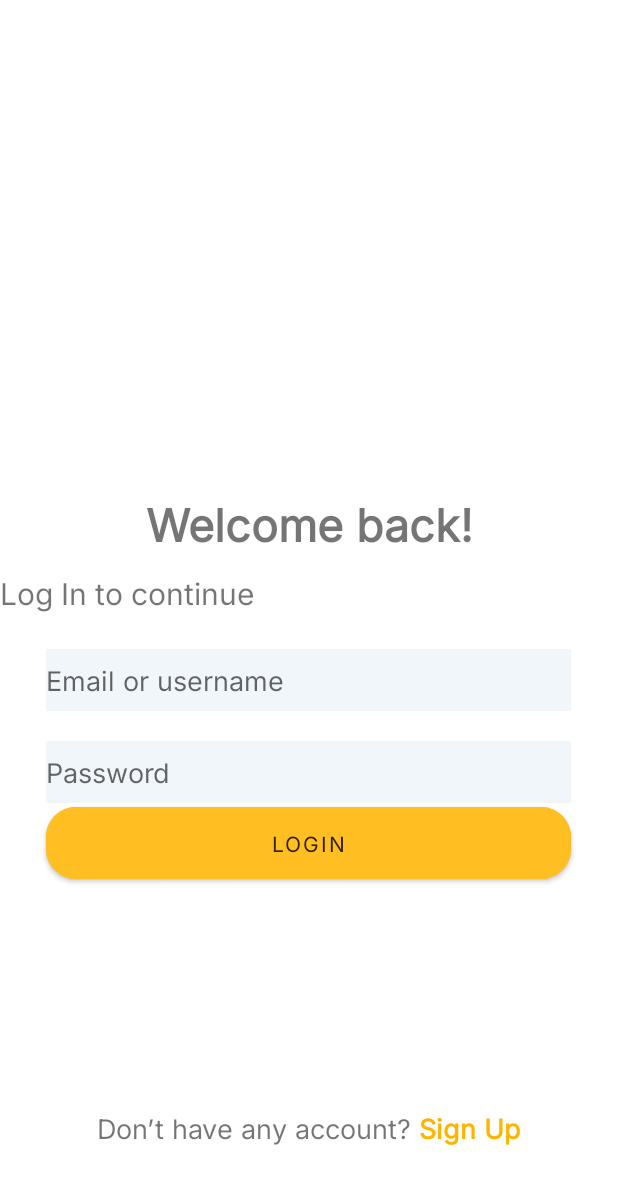
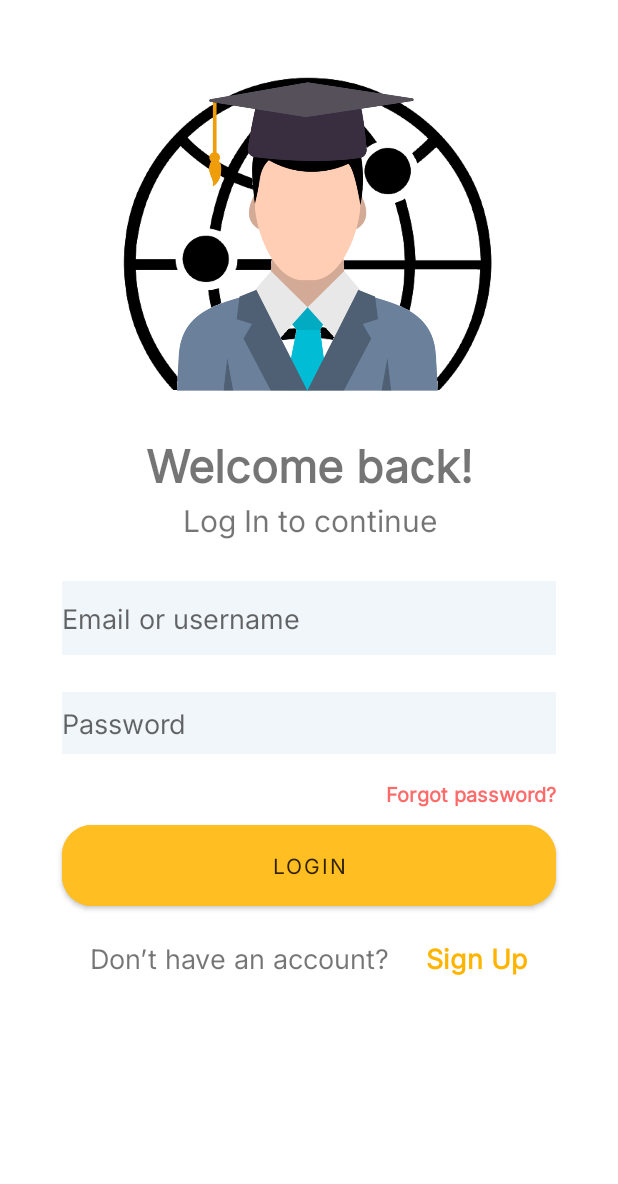
Before and after one commit to asanme/Teachnet, an Android app: the screen it shows after launch (MainActivity), on a phone screen of 412 x 824 dp. Shown: the top 1184 px of the screen. Run offline under Robolectric (Android 15) with nearby library versions, the phone set to English and light mode, and no system bars.

Commit message:
Update 18/05/2022 13:08
Finished the design of the login screen, fully responsive.

```diff
--- a/app/src/main/res/layout/login_screen.xml
+++ b/app/src/main/res/layout/login_screen.xml
@@ -7,124 +7,235 @@
     tools:context=".MainActivity">
 
     <TextView
-        android:id="@+id/noAccount"
-        android:layout_width="wrap_content"
-        android:layout_height="wrap_content"
-        android:layout_marginStart="85dp"
-        android:layout_marginBottom="60dp"
+        android:id="@+id/noAccount2"
+        android:layout_width="0dp"
+        android:layout_height="0dp"
         android:fontFamily="@font/inter"
-        android:text="Don’t have any account? "
-        android:textSize="18dp"
-        app:layout_constraintBottom_toBottomOf="parent"
-        app:layout_constraintEnd_toStartOf="@+id/textView2"
-        app:layout_constraintStart_toStartOf="parent" />
-
-    <TextView
-        android:id="@+id/noAccount2"
-        android:layout_width="wrap_content"
-        android:layout_height="wrap_content"
-        android:layout_marginStart="224dp"
-        android:layout_marginTop="20dp"
-        android:layout_marginEnd="33dp"
-        android:fontFamily="@font/inter"
-        android:text="Don’t have any account? "
+        android:gravity="right"
+        android:text="Forgot password?"
         android:textColor="#FF6A6A"
         android:textSize="13dp"
         android:textStyle="bold"
-        app:layout_constraintEnd_toEndOf="parent"
-        app:layout_constraintHorizontal_bias="1.0"
-        app:layout_constraintStart_toStartOf="parent"
-        app:layout_constraintTop_toBottomOf="@+id/emailInput2" />
+        app:layout_constraintBottom_toTopOf="@+id/button"
+        app:layout_constraintEnd_toStartOf="@+id/titleGuidelineV2"
+        app:layout_constraintStart_toStartOf="@+id/titleGuidelineV1"
+        app:layout_constraintTop_toTopOf="@+id/forgotPasswordH1" />
 
     <TextView
         android:id="@+id/textView2"
         android:layout_width="wrap_content"
-        android:layout_height="wrap_content"
-        android:layout_marginEnd="85dp"
-        android:layout_marginBottom="60dp"
+        android:layout_height="0dp"
         android:fontFamily="@font/inter"
         android:text="Sign Up"
         android:textColor="#FFB500"
         android:textSize="18dp"
         android:textStyle="bold"
-        app:layout_constraintBottom_toBottomOf="parent"
-        app:layout_constraintEnd_toEndOf="parent"
-        app:layout_constraintStart_toEndOf="@+id/noAccount" />
+        app:layout_constraintBottom_toTopOf="@+id/signUpH2"
+        app:layout_constraintEnd_toStartOf="@+id/titleGuidelineV2"
+        app:layout_constraintStart_toEndOf="@+id/noAccount"
+        app:layout_constraintTop_toTopOf="@+id/signUpH1" />
+
+    <TextView
+        android:id="@+id/noAccount"
+        android:layout_width="wrap_content"
+        android:layout_height="0dp"
+        android:fontFamily="@font/inter"
+        android:text="Don’t have an account? "
+        android:textSize="18dp"
+        app:layout_constraintBottom_toTopOf="@+id/signUpH2"
+        app:layout_constraintEnd_toStartOf="@+id/textView2"
+        app:layout_constraintStart_toStartOf="@+id/titleGuidelineV1"
+        app:layout_constraintTop_toTopOf="@+id/signUpH1" />
 
     <EditText
         android:id="@+id/emailInput"
-        android:layout_width="350dp"
-        android:layout_height="41dp"
-        android:layout_marginStart="61dp"
-        android:layout_marginTop="24dp"
-        android:layout_marginEnd="62dp"
+        android:layout_width="0dp"
+        android:layout_height="0dp"
         android:background="#F1F6FB"
         android:ems="10"
         android:fontFamily="@font/inter"
         android:hint="Email or username"
         android:inputType="textPersonName"
-        app:layout_constraintEnd_toEndOf="parent"
-        app:layout_constraintStart_toStartOf="parent"
-        app:layout_constraintTop_toBottomOf="@+id/textView3" />
+        app:layout_constraintBottom_toTopOf="@+id/usernameH2"
+        app:layout_constraintEnd_toStartOf="@+id/titleGuidelineV2"
+        app:layout_constraintStart_toStartOf="@+id/titleGuidelineV1"
+        app:layout_constraintTop_toTopOf="@+id/usernameH1" />
 
     <Button
         android:id="@+id/button"
-        android:layout_width="350dp"
-        android:layout_height="60dp"
-        android:layout_marginStart="16dp"
-        android:layout_marginEnd="17dp"
-        android:layout_marginBottom="232dp"
+        android:layout_width="0dp"
+        android:layout_height="0dp"
         android:backgroundTint="#FFBF22"
         android:fontFamily="@font/inter"
         android:text="Login"
         android:textColor="#312300"
         app:cornerRadius="20dp"
-        app:layout_constraintBottom_toBottomOf="parent"
-        app:layout_constraintEnd_toEndOf="parent"
-        app:layout_constraintStart_toStartOf="parent" />
+        app:layout_constraintBottom_toTopOf="@+id/loginH2"
+        app:layout_constraintEnd_toStartOf="@+id/titleGuidelineV2"
+        app:layout_constraintStart_toStartOf="@+id/titleGuidelineV1"
+        app:layout_constraintTop_toTopOf="@+id/loginH1" />
 
     <TextView
         android:id="@+id/textView3"
-        android:layout_width="wrap_content"
+        android:layout_width="0dp"
         android:layout_height="wrap_content"
-        android:layout_marginTop="12dp"
         android:fontFamily="@font/inter"
+        android:gravity="center"
         android:text="Log In to continue"
         android:textSize="20dp"
         android:textStyle="normal"
-        app:layout_constraintTop_toBottomOf="@+id/textView"
-        tools:layout_editor_absoluteX="119dp" />
+        app:layout_constraintBottom_toTopOf="@+id/subtitleH2"
+        app:layout_constraintEnd_toStartOf="@+id/titleGuidelineV2"
+        app:layout_constraintStart_toStartOf="@+id/titleGuidelineV1"
+        app:layout_constraintTop_toBottomOf="@+id/textView" />
 
     <TextView
         android:id="@+id/textView"
-        android:layout_width="wrap_content"
-        android:layout_height="wrap_content"
-        android:layout_marginStart="97dp"
-        android:layout_marginTop="328dp"
-        android:layout_marginEnd="98dp"
+        android:layout_width="0dp"
+        android:layout_height="0dp"
         android:fontFamily="@font/inter"
+        android:gravity="center"
         android:text="Welcome back!"
         android:textSize="30dp"
         android:textStyle="bold"
-        app:layout_constraintEnd_toEndOf="parent"
-        app:layout_constraintHorizontal_bias="0.0"
-        app:layout_constraintStart_toStartOf="parent"
-        app:layout_constraintTop_toTopOf="parent" />
+        app:layout_constraintBottom_toTopOf="@+id/titleGuidelineH2"
+        app:layout_constraintEnd_toStartOf="@+id/titleGuidelineV2"
+        app:layout_constraintStart_toStartOf="@+id/titleGuidelineV1"
+        app:layout_constraintTop_toTopOf="@+id/titleGuidelineH1" />
 
     <EditText
         android:id="@+id/emailInput2"
-        android:layout_width="350dp"
-        android:layout_height="41dp"
-        android:layout_marginStart="61dp"
-        android:layout_marginTop="20dp"
-        android:layout_marginEnd="62dp"
+        android:layout_width="0dp"
+        android:layout_height="0dp"
         android:background="#F1F6FB"
         android:ems="10"
         android:fontFamily="@font/inter"
         android:hint="Password"
         android:inputType="textPersonName"
-        app:layout_constraintEnd_toEndOf="parent"
-        app:layout_constraintStart_toStartOf="parent"
-        app:layout_constraintTop_toBottomOf="@+id/emailInput" />
+        app:layout_constraintBottom_toTopOf="@+id/passwordH2"
+        app:layout_constraintEnd_toStartOf="@+id/titleGuidelineV2"
+        app:layout_constraintStart_toStartOf="@+id/titleGuidelineV1"
+        app:layout_constraintTop_toTopOf="@+id/passwordH1" />
+
+    <!-- Horizontal Guidelines -->
+    <androidx.constraintlayout.widget.Guideline
+        android:id="@+id/imageGuidelineH1"
+        android:layout_width="wrap_content"
+        android:layout_height="wrap_content"
+        android:orientation="horizontal"
+        app:layout_constraintGuide_percent="0.05" />
+
+    <androidx.constraintlayout.widget.Guideline
+        android:id="@+id/titleGuidelineH1"
+        android:layout_width="wrap_content"
+        android:layout_height="wrap_content"
+        android:orientation="horizontal"
+        app:layout_constraintGuide_percent="0.35" />
+
+    <androidx.constraintlayout.widget.Guideline
+        android:id="@+id/titleGuidelineH2"
+        android:layout_width="wrap_content"
+        android:layout_height="wrap_content"
+        android:orientation="horizontal"
+        app:layout_constraintGuide_percent="0.4" />
+
+    <androidx.constraintlayout.widget.Guideline
+        android:id="@+id/subtitleH2"
+        android:layout_width="wrap_content"
+        android:layout_height="wrap_content"
+        android:orientation="horizontal"
+        app:layout_constraintGuide_percent="0.44" />
+
+    <androidx.constraintlayout.widget.Guideline
+        android:id="@+id/usernameH1"
+        android:layout_width="wrap_content"
+        android:layout_height="wrap_content"
+        android:orientation="horizontal"
+        app:layout_constraintGuide_percent="0.47" />
+
+    <androidx.constraintlayout.widget.Guideline
+        android:id="@+id/usernameH2"
+        android:layout_width="wrap_content"
+        android:layout_height="wrap_content"
+        android:orientation="horizontal"
+        app:layout_constraintGuide_percent="0.53" />
+
+    <androidx.constraintlayout.widget.Guideline
+        android:id="@+id/passwordH1"
+        android:layout_width="wrap_content"
+        android:layout_height="wrap_content"
+        android:orientation="horizontal"
+        app:layout_constraintGuide_percent="0.56" />
+
+    <androidx.constraintlayout.widget.Guideline
+        android:id="@+id/passwordH2"
+        android:layout_width="wrap_content"
+        android:layout_height="wrap_content"
+        android:orientation="horizontal"
+        app:layout_constraintGuide_percent="0.61" />
+
+    <androidx.constraintlayout.widget.Guideline
+        android:id="@+id/forgotPasswordH1"
+        android:layout_width="wrap_content"
+        android:layout_height="wrap_content"
+        android:orientation="horizontal"
+        app:layout_constraintGuide_percent="0.63" />
+
+    <androidx.constraintlayout.widget.Guideline
+        android:id="@+id/loginH1"
+        android:layout_width="wrap_content"
+        android:layout_height="wrap_content"
+        android:orientation="horizontal"
+        app:layout_constraintGuide_percent="0.66" />
+
+    <androidx.constraintlayout.widget.Guideline
+        android:id="@+id/loginH2"
+        android:layout_width="wrap_content"
+        android:layout_height="wrap_content"
+        android:orientation="horizontal"
+        app:layout_constraintGuide_percent="0.74" />
+
+    <androidx.constraintlayout.widget.Guideline
+        android:id="@+id/signUpH1"
+        android:layout_width="wrap_content"
+        android:layout_height="wrap_content"
+        android:orientation="horizontal"
+        app:layout_constraintGuide_percent="0.76" />
+
+    <androidx.constraintlayout.widget.Guideline
+        android:id="@+id/signUpH2"
+        android:layout_width="wrap_content"
+        android:layout_height="wrap_content"
+        android:orientation="horizontal"
+        app:layout_constraintGuide_percent="0.8" />
+
+    <!-- Vertical Guidelines -->
+    <androidx.constraintlayout.widget.Guideline
+        android:id="@+id/titleGuidelineV1"
+        android:layout_width="wrap_content"
+        android:layout_height="wrap_content"
+        android:orientation="vertical"
+        app:layout_constraintGuide_percent="0.1" />
+
+    <androidx.constraintlayout.widget.Guideline
+        android:id="@+id/titleGuidelineV2"
+        android:layout_width="wrap_content"
+        android:layout_height="wrap_content"
+        android:orientation="vertical"
+        app:layout_constraintGuide_percent="0.9" />
+
+    <ImageView
+        android:id="@+id/imageView2"
+        android:layout_width="0dp"
+        android:layout_height="0dp"
+        android:adjustViewBounds="true"
+        app:layout_constraintBottom_toTopOf="@+id/titleGuidelineH1"
+        app:layout_constraintEnd_toStartOf="@+id/titleGuidelineV2"
+        app:layout_constraintHorizontal_bias="0.494"
+        app:layout_constraintStart_toStartOf="@+id/titleGuidelineV1"
+        app:layout_constraintTop_toTopOf="@+id/imageGuidelineH1"
+        app:layout_constraintVertical_bias="0.0"
+        app:srcCompat="@drawable/teachnet_logo" />
+
 
 </androidx.constraintlayout.widget.ConstraintLayout>
```
Also changed, not shown: app/src/main/res/drawable/teachnet_logo.png (added).
